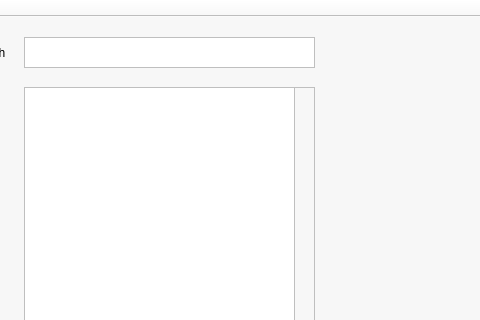
Before: the Qt Designer form mainwindow.ui in Hopur-50/Verkefni3, drawn with Qt 5; both pictures show x 346 to 826 and y 0 to 320 of the 826 by 607 pixel window.
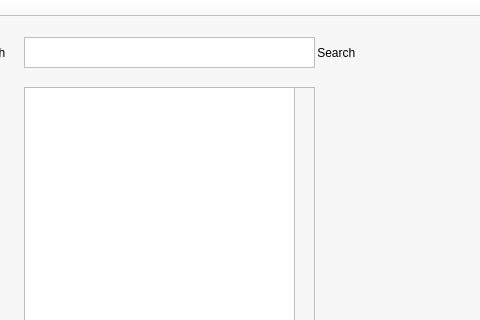
After: the same form once the commit is applied.

What changed in the file:
```diff
--- a/mainwindow.ui
+++ b/mainwindow.ui
@@ -619,6 +619,19 @@
      <string>    Search</string>
     </property>
    </widget>
+   <widget class="QLabel" name="label_2">
+    <property name="geometry">
+     <rect>
+      <x>650</x>
+      <y>20</y>
+      <width>81</width>
+      <height>31</height>
+     </rect>
+    </property>
+    <property name="text">
+     <string>    Search</string>
+    </property>
+   </widget>
   </widget>
   <widget class="QMenuBar" name="menuBar">
    <property name="geometry">
```
Left out of the diff: 16 changed lines with no effect on the pictures.
